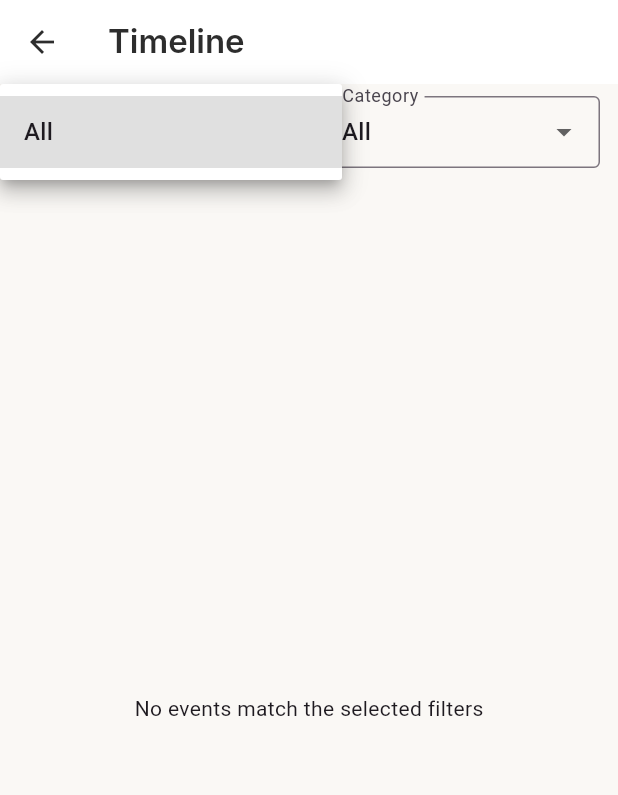
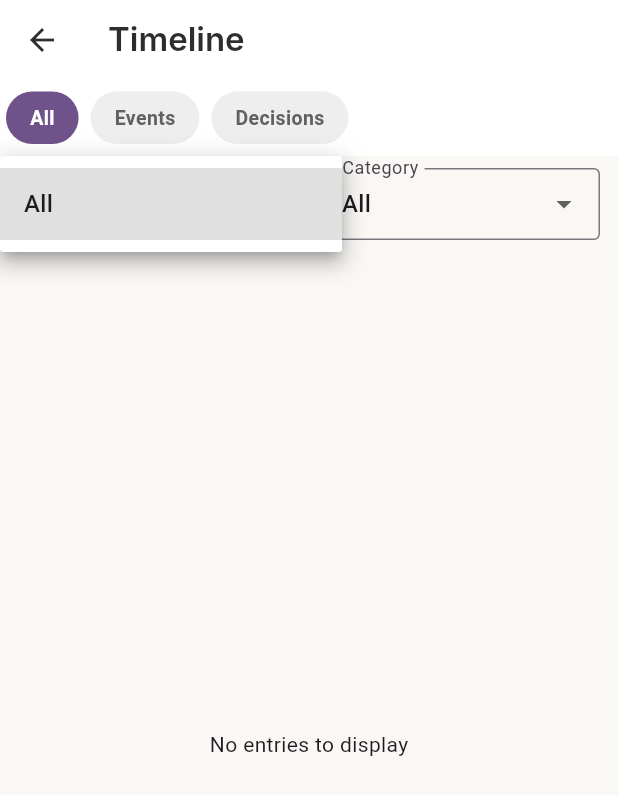
Before and after one commit to bethiebea2-ctrl/Tether3, a Flutter app: the FeaturesTimelineScreen screen opened directly, after a tap on "All", on a phone screen of 412 x 824 dp. Shown: the top 795 px of the screen. Run offline on Flutter 3.47's test engine with Material 3 defaults, Android fonts, the phone set to English and light mode, and no system bars; our stand-ins replace shared_preferences, speech_to_text, sqflite; accounts and stored records are empty; network calls fail; Roboto replaces fonts that are missing (Inter).

Commit message:
Phase 2E: Resolver Decision Persistence
- ResolverDecisionRecord model
- Decision storage via SharedPreferences
- ResolverDecisionService wired into ResolverEngine
- Every resolver result persisted on resolve()
- Timeline upgrade: All/Events/Decisions tabs
- Decision tiles with rule name, effect, timestamp
- Replay safety: decisions excluded from replay
- 56 tests passing, 0 analyzer errors
- Chrome verification passed

```diff
--- a/lib/app.dart
+++ b/lib/app.dart
@@ -11,7 +11,7 @@ import 'screens/children/children_screen.dart';
 import 'screens/team/team_grid.dart';
 import 'screens/debug/resolver_debug_screen.dart';
 import 'screens/tasks/tasks_screen.dart';
-import 'screens/debug/timeline_screen.dart';
+import 'features/timeline/timeline_screen.dart';
 
 class TetherApp extends StatelessWidget {
   const TetherApp({super.key});
@@ -84,7 +84,7 @@ class _AppShellState extends State<AppShell> {
           notificationDecision: 'No notifications processed',
         );
       case 'timeline':
-        return const TimelineScreen();
+        return const FeaturesTimelineScreen();
       // Placeholder for modules not yet built
       default:
         return PlaceholderScreen(title: moduleId);
--- /dev/null
+++ b/lib/core/history/models/resolver_decision_record.dart
@@ -0,0 +1,59 @@
+import 'dart:convert';
+
+class ResolverDecisionRecord {
+  final String decisionId;
+  final String timestamp;
+  final String target;
+  final String winningRuleId;
+  final String winningRuleName;
+  final String effect;
+  final int traceCount;
+  final String? sessionId;
+  final String? originEventId;
+
+  const ResolverDecisionRecord({
+    required this.decisionId,
+    required this.timestamp,
+    required this.target,
+    required this.winningRuleId,
+    required this.winningRuleName,
+    required this.effect,
+    required this.traceCount,
+    this.sessionId,
+    this.originEventId,
+  });
+
+  Map<String, dynamic> toJson() {
+    return {
+      'decisionId': decisionId,
+      'timestamp': timestamp,
+      'target': target,
+      'winningRuleId': winningRuleId,
+      'winningRuleName': winningRuleName,
+      'effect': effect,
+      'traceCount': traceCount,
+      'sessionId': sessionId,
+      'originEventId': originEventId,
+    };
+  }
+
+  factory ResolverDecisionRecord.fromJson(Map<String, dynamic> json) {
+    return ResolverDecisionRecord(
+      decisionId: json['decisionId'] ?? '',
+      timestamp: json['timestamp'] ?? '',
+      target: json['target'] ?? '',
+      winningRuleId: json['winningRuleId'] ?? '',
+      winningRuleName: json['winningRuleName'] ?? '',
+      effect: json['effect'] ?? '',
+      traceCount: json['traceCount'] ?? 0,
+      sessionId: json['sessionId'],
+      originEventId: json['originEventId'],
+    );
+  }
+
+  String encode() => jsonEncode(toJson());
+
+  factory ResolverDecisionRecord.decode(String source) {
+    return ResolverDecisionRecord.fromJson(jsonDecode(source));
+  }
+}
--- a/lib/core/history/orchestration_history_service.dart
+++ b/lib/core/history/orchestration_history_service.dart
@@ -1,7 +1,7 @@
 import 'dart:convert';
 import 'package:shared_preferences/shared_preferences.dart';
 import 'orchestration_event_record.dart';
-import 'resolver_decision_record.dart';
+import 'models/resolver_decision_record.dart';
 import '../../core/events/event_validator.dart';
 import '../../core/events/event_persistence_policy.dart';
 
@@ -37,7 +37,7 @@ class OrchestrationHistoryService {
   Future<void> saveDecision(ResolverDecisionRecord record) async {
     final prefs = await SharedPreferences.getInstance();
     final existing = prefs.getStringList(_decisionsKey) ?? [];
-    existing.add(jsonEncode(record.toJson()));
+    existing.add(record.encode());
     await prefs.setStringList(_decisionsKey, existing);
   }
 
@@ -47,10 +47,10 @@ class OrchestrationHistoryService {
     return data.map((e) => OrchestrationEventRecord.fromJson(jsonDecode(e))).toList();
   }
 
-  Future<List<ResolverDecisionRecord>> loadDecisions() async {
+    Future<List<ResolverDecisionRecord>> loadDecisions() async {
     final prefs = await SharedPreferences.getInstance();
     final data = prefs.getStringList(_decisionsKey) ?? [];
-    return data.map((e) => ResolverDecisionRecord.fromJson(jsonDecode(e))).toList();
+    return data.map(ResolverDecisionRecord.decode).toList();
   }
 
   /// Removes events that have exceeded the retention period (90 days)
--- a/lib/features/timeline/timeline_screen.dart
+++ b/lib/features/timeline/timeline_screen.dart
@@ -1,8 +1,11 @@
 import 'package:flutter/material.dart';
 import '../../core/history/orchestration_history_service.dart';
 import '../../core/history/orchestration_event_record.dart';
+import '../../core/history/models/resolver_decision_record.dart';
 import '../../core/timeline/timeline_builder.dart';
 import '../../core/events/event_category.dart';
+
+enum TimelineTab { all, events, decisions }
 
 class FeaturesTimelineScreen extends StatefulWidget {
   const FeaturesTimelineScreen({super.key});
@@ -13,38 +16,61 @@ class FeaturesTimelineScreen extends StatefulWidget {
 
 class _FeaturesTimelineScreenState extends State<FeaturesTimelineScreen> {
   List<OrchestrationEventRecord> _allEvents = [];
+  List<ResolverDecisionRecord> _allDecisions = [];
   List<dynamic> _filteredEntries = [];
   String? _selectedModule;
   EventCategory? _selectedCategory;
+  TimelineTab _selectedTab = TimelineTab.all;
 
   @override
   void initState() {
     super.initState();
-    loadEvents();
+    loadData();
   }
 
-  Future<void> loadEvents() async {
+  Future<void> loadData() async {
     final service = OrchestrationHistoryService();
     final events = await service.loadEvents();
+    final decisions = await service.loadDecisions();
     setState(() {
       _allEvents = events;
+      _allDecisions = decisions;
       _applyFilters();
     });
   }
 
   void _applyFilters() {
-    var filtered = _allEvents;
+    var filteredEvents = _allEvents;
 
     if (_selectedModule != null) {
-      filtered = filtered.where((e) => e.originModule == _selectedModule).toList();
+      filteredEvents = filteredEvents.where((e) => e.originModule == _selectedModule).toList();
+    }
+    if (_selectedCategory != null) {
+      filteredEvents = filteredEvents.where((e) => e.category == _selectedCategory).toList();
     }
 
-    if (_selectedCategory != null) {
-      filtered = filtered.where((e) => e.category == _selectedCategory).toList();
+    final entries = <dynamic>[];
+
+    switch (_selectedTab) {
+      case TimelineTab.all:
+        entries.addAll(TimelineBuilder.build(filteredEvents));
+        entries.addAll(_allDecisions);
+        entries.sort((a, b) {
+          final aTime = a is ResolverDecisionRecord ? a.timestamp : (a as dynamic).timestamp.toString();
+          final bTime = b is ResolverDecisionRecord ? b.timestamp : (b as dynamic).timestamp.toString();
+          return bTime.compareTo(aTime);
+        });
+        break;
+      case TimelineTab.events:
+        entries.addAll(TimelineBuilder.build(filteredEvents));
+        break;
+      case TimelineTab.decisions:
+        entries.addAll(_allDecisions);
+        break;
     }
 
     setState(() {
-      _filteredEntries = TimelineBuilder.build(filtered);
+      _filteredEntries = entries;
     });
   }
 
@@ -57,15 +83,25 @@ class _FeaturesTimelineScreenState extends State<FeaturesTimelineScreen> {
     return Scaffold(
       appBar: AppBar(
         title: const Text('Timeline'),
+        bottom: PreferredSize(
+          preferredSize: const Size.fromHeight(48),
+          child: Row(
+            children: [
+              _tabChip('All', TimelineTab.all),
+              _tabChip('Events', TimelineTab.events),
+              _tabChip('Decisions', TimelineTab.decisions),
+            ],
+          ),
+        ),
       ),
       body: Column(
         children: [
-          // Filter row
+          // Module and Category filters (only for events)
+          if (_selectedTab != TimelineTab.decisions)
             Padding(
               padding: const EdgeInsets.symmetric(horizontal: 12, vertical: 8),
               child: Row(
                 children: [
-                // Module filter dropdown
                   Expanded(
                     child: DropdownButtonFormField<String>(
                       value: _selectedModule,
@@ -75,10 +111,7 @@ class _FeaturesTimelineScreenState extends State<FeaturesTimelineScreen> {
                         contentPadding: EdgeInsets.symmetric(horizontal: 12, vertical: 8),
                       ),
                       items: [
-                      const DropdownMenuItem<String>(
-                        value: null,
-                        child: Text('All'),
-                      ),
+                        const DropdownMenuItem<String>(value: null, child: Text('All')),
                         ..._availableModules.map((module) => DropdownMenuItem<String>(
                               value: module,
                               child: Text(module),
@@ -93,7 +126,6 @@ class _FeaturesTimelineScreenState extends State<FeaturesTimelineScreen> {
                     ),
                   ),
                   const SizedBox(width: 12),
-                // Category filter dropdown
                   Expanded(
                     child: DropdownButtonFormField<EventCategory>(
                       value: _selectedCategory,
@@ -103,10 +135,7 @@ class _FeaturesTimelineScreenState extends State<FeaturesTimelineScreen> {
                         contentPadding: EdgeInsets.symmetric(horizontal: 12, vertical: 8),
                       ),
                       items: [
-                      const DropdownMenuItem<EventCategory>(
-                        value: null,
-                        child: Text('All'),
-                      ),
+                        const DropdownMenuItem<EventCategory>(value: null, child: Text('All')),
                         ...EventCategory.values.map((cat) => DropdownMenuItem<EventCategory>(
                               value: cat,
                               child: Text(cat.name),
@@ -126,19 +155,15 @@ class _FeaturesTimelineScreenState extends State<FeaturesTimelineScreen> {
           // Timeline entries
           Expanded(
             child: _filteredEntries.isEmpty
-                ? const Center(child: Text('No events match the selected filters'))
+                ? const Center(child: Text('No entries to display'))
                 : ListView.builder(
                     itemCount: _filteredEntries.length,
                     itemBuilder: (context, index) {
                       final item = _filteredEntries[index];
-                      return ListTile(
-                        title: Text(item.title),
-                        subtitle: Text(item.description),
-                        trailing: Text(
-                          item.timestamp.toString().substring(0, 19),
-                          style: const TextStyle(fontSize: 10),
-                        ),
-                      );
+                      if (item is ResolverDecisionRecord) {
+                        return _decisionTile(item);
+                      }
+                      return _eventTile(item);
                     },
                   ),
           ),
@@ -146,4 +171,56 @@ class _FeaturesTimelineScreenState extends State<FeaturesTimelineScreen> {
       ),
     );
   }
+
+  Widget _tabChip(String label, TimelineTab tab) {
+    final selected = _selectedTab == tab;
+    return GestureDetector(
+      onTap: () {
+        setState(() {
+          _selectedTab = tab;
+          _applyFilters();
+        });
+      },
+      child: Container(
+        margin: const EdgeInsets.symmetric(horizontal: 4, vertical: 8),
+        padding: const EdgeInsets.symmetric(horizontal: 16, vertical: 8),
+        decoration: BoxDecoration(
+          color: selected ? Theme.of(context).colorScheme.primary : Colors.grey.shade200,
+          borderRadius: BorderRadius.circular(20),
+        ),
+        child: Text(
+          label,
+          style: TextStyle(
+            color: selected ? Colors.white : Colors.grey.shade700,
+            fontWeight: FontWeight.w600,
+            fontSize: 13,
+          ),
+        ),
+      ),
+    );
   }
+
+  Widget _eventTile(dynamic item) {
+    return ListTile(
+      leading: const Icon(Icons.circle, size: 10, color: Colors.blue),
+      title: Text(item.title ?? ''),
+      subtitle: Text(item.description ?? ''),
+      trailing: Text(
+        item.timestamp.toString().substring(0, 19),
+        style: const TextStyle(fontSize: 10),
+      ),
+    );
+  }
+
+  Widget _decisionTile(ResolverDecisionRecord record) {
+    return ListTile(
+      leading: const Icon(Icons.account_tree, color: Colors.orange, size: 20),
+      title: Text(record.winningRuleName),
+      subtitle: Text(record.effect),
+      trailing: Text(
+        record.timestamp.substring(0, 19),
+        style: const TextStyle(fontSize: 10),
+      ),
+    );
+  }
+}
```
Also changed, not shown: lib/core/history/resolver_decision_service.dart (added, +36 -0 lines), lib/core/resolvers/resolver_engine.dart (+17 -1 lines), 8 other files. Lines whose indentation alone changed are shown as unchanged.
